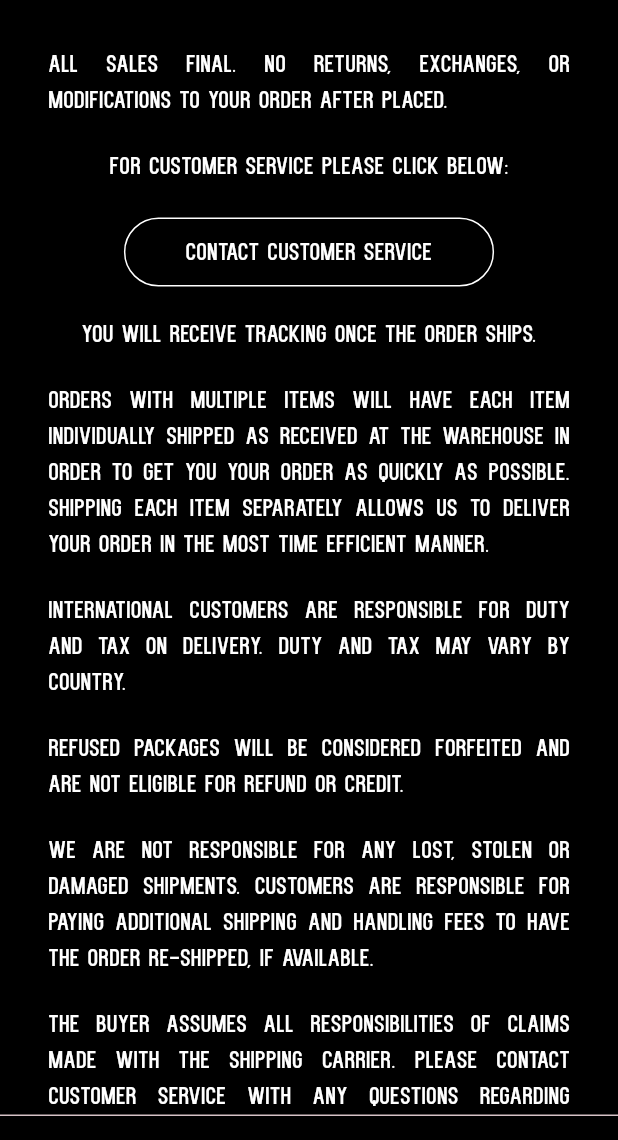
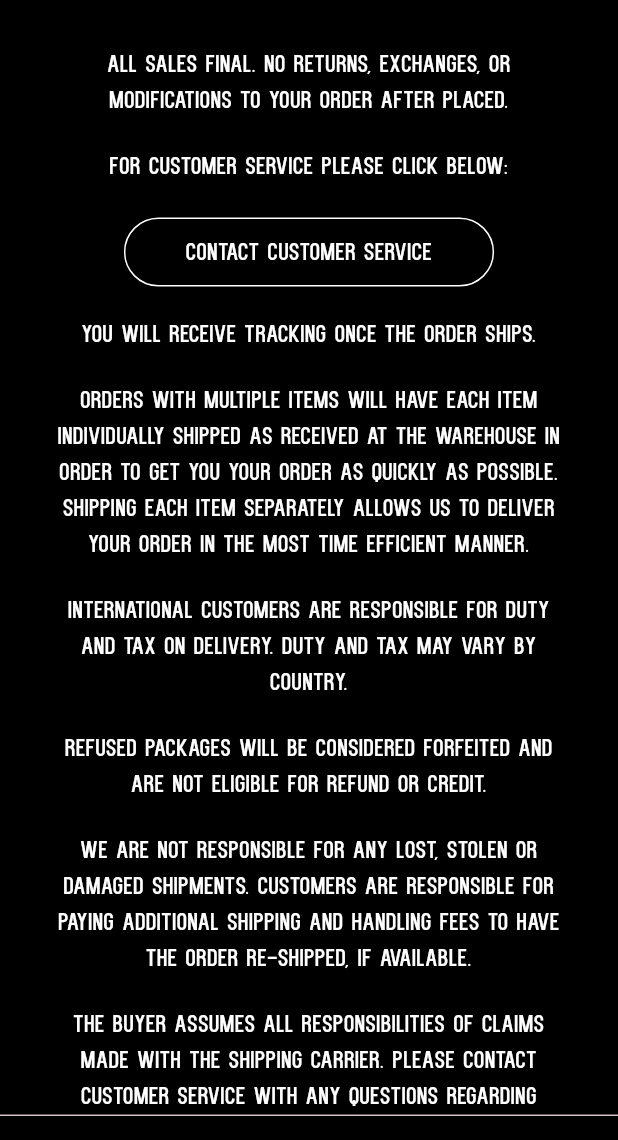
Before and after one commit to arifsans/abstrak, a Flutter app: the Support screen opened by its route, on a phone screen of 412 x 824 dp, the part 96-1236 px from its top. Run offline on Flutter 3.47's test engine with Material 3 defaults, Android fonts, the phone set to English and light mode, and no system bars; drawn by our look-alikes of custom_refresh_indicator; our stand-ins replace flutter_svg, go_router, responsive_framework, url_strategy, video_player; missing offline and left inert: hovering, universal_html; network calls fail.

Commit message:
add pull to refresh and fix padding and alignment on terms and support

```diff
--- a/lib/navigation_page.dart
+++ b/lib/navigation_page.dart
@@ -1,9 +1,12 @@
 import 'package:abstrak/footer.dart';
+import 'package:abstrak/warp_indicator.dart';
 import 'package:abstrak/x_button.dart';
+import 'package:custom_refresh_indicator/custom_refresh_indicator.dart';
 import 'package:flutter/material.dart';
 import 'package:flutter_svg/flutter_svg.dart';
 import 'package:go_router/go_router.dart';
 import 'package:responsive_framework/responsive_framework.dart';
+import 'package:universal_html/html.dart' as html;
 
 class NavigationPage extends StatefulWidget {
   const NavigationPage({super.key, required this.navigationShell});
@@ -19,6 +22,7 @@ class _NavigationPageState extends State<NavigationPage>
   late AnimationController _controller;
   late ScrollController _scrollController;
   var scaffoldKey = GlobalKey<ScaffoldState>();
+  final _refreshController = IndicatorController();
 
   @override
   void initState() {
@@ -98,9 +102,17 @@ class _NavigationPageState extends State<NavigationPage>
         ),
       ),
       body: SafeArea(
+        child: WarpIndicator(
+          controller: _refreshController,
+          onRefresh: () async {
+            html.window.location.reload();
+          },
           child: CustomScrollView(
             controller: _scrollController,
             shrinkWrap: true,
+            physics: AlwaysScrollableScrollPhysics(
+              parent: ClampingWithOverscrollPhysics(state: _refreshController),
+            ),
             slivers: [
               SliverPersistentHeader(
                 pinned: true,
@@ -114,11 +126,17 @@ class _NavigationPageState extends State<NavigationPage>
                         Text(
                           'CART 0',
                           style: ResponsiveBreakpoints.of(context).isDesktop
-                            ? Theme.of(context).textTheme.titleMedium?.copyWith(
+                              ? Theme.of(context)
+                                  .textTheme
+                                  .titleMedium
+                                  ?.copyWith(
                                     fontWeight: FontWeight.w400,
                                     color: Colors.transparent,
                                   )
-                            : Theme.of(context).textTheme.titleSmall?.copyWith(
+                              : Theme.of(context)
+                                  .textTheme
+                                  .titleSmall
+                                  ?.copyWith(
                                     fontWeight: FontWeight.w400,
                                     color: Colors.transparent,
                                   ),
@@ -127,7 +145,8 @@ class _NavigationPageState extends State<NavigationPage>
                           animation: _controller,
                           builder: (context, child) {
                             return Transform.rotate(
-                            angle: _controller.value * 2.0 * 3.1415926535897932,
+                              angle:
+                                  _controller.value * 2.0 * 3.1415926535897932,
                               child: child,
                             );
                           },
@@ -142,7 +161,8 @@ class _NavigationPageState extends State<NavigationPage>
                           ),
                         ),
                         GestureDetector(
-                        onTap: () => scaffoldKey.currentState!.openEndDrawer(),
+                          onTap: () =>
+                              scaffoldKey.currentState!.openEndDrawer(),
                           child: Text(
                             'CART 0',
                             style: ResponsiveBreakpoints.of(context).isDesktop
@@ -178,6 +198,7 @@ class _NavigationPageState extends State<NavigationPage>
             ],
           ),
         ),
+      ),
     );
   }
 }
--- a/lib/support.dart
+++ b/lib/support.dart
@@ -1,12 +1,19 @@
 import 'package:abstrak/x_button.dart';
 import 'package:flutter/material.dart';
+import 'package:responsive_framework/responsive_framework.dart';
 
 class Support extends StatelessWidget {
   const Support({super.key});
 
   @override
   Widget build(BuildContext context) {
-    return Column(
+    return Padding(
+      padding: ResponsiveBreakpoints.of(context).smallerThan(TABLET)
+          ? const EdgeInsets.all(0)
+          : EdgeInsets.symmetric(
+              horizontal: MediaQuery.sizeOf(context).width * .2,
+            ),
+      child: Column(
         mainAxisSize: MainAxisSize.min,
         mainAxisAlignment: MainAxisAlignment.center,
         crossAxisAlignment: CrossAxisAlignment.center,
@@ -14,13 +21,13 @@ class Support extends StatelessWidget {
           Text(
             'ALL SALES FINAL. NO RETURNS, EXCHANGES, OR MODIFICATIONS TO YOUR ORDER AFTER PLACED.',
             style: Theme.of(context).textTheme.bodyLarge,
-          textAlign: TextAlign.justify,
+            textAlign: TextAlign.center,
           ),
           SizedBox(height: 20),
           Text(
             'FOR CUSTOMER SERVICE PLEASE CLICK BELOW:',
             style: Theme.of(context).textTheme.bodyLarge,
-          textAlign: TextAlign.justify,
+            textAlign: TextAlign.center,
           ),
           SizedBox(height: 20),
           XButton(
@@ -38,45 +45,46 @@ class Support extends StatelessWidget {
           Text(
             'YOU WILL RECEIVE TRACKING ONCE THE ORDER SHIPS.',
             style: Theme.of(context).textTheme.bodyLarge,
-          textAlign: TextAlign.justify,
+            textAlign: TextAlign.center,
           ),
           SizedBox(height: 20),
           Text(
             'ORDERS WITH MULTIPLE ITEMS WILL HAVE EACH ITEM INDIVIDUALLY SHIPPED AS RECEIVED AT THE WAREHOUSE IN ORDER TO GET YOU YOUR ORDER AS QUICKLY AS POSSIBLE. SHIPPING EACH ITEM SEPARATELY ALLOWS US TO DELIVER YOUR ORDER IN THE MOST TIME EFFICIENT MANNER.',
             style: Theme.of(context).textTheme.bodyLarge,
-          textAlign: TextAlign.justify,
+            textAlign: TextAlign.center,
           ),
           SizedBox(height: 20),
           Text(
             'INTERNATIONAL CUSTOMERS ARE RESPONSIBLE FOR DUTY AND TAX ON DELIVERY. DUTY AND TAX MAY VARY BY COUNTRY.',
             style: Theme.of(context).textTheme.bodyLarge,
-          textAlign: TextAlign.justify,
+            textAlign: TextAlign.center,
           ),
           SizedBox(height: 20),
           Text(
             'REFUSED PACKAGES WILL BE CONSIDERED FORFEITED AND ARE NOT ELIGIBLE FOR REFUND OR CREDIT.',
             style: Theme.of(context).textTheme.bodyLarge,
-          textAlign: TextAlign.justify,
+            textAlign: TextAlign.center,
           ),
           SizedBox(height: 20),
           Text(
             'WE ARE NOT RESPONSIBLE FOR ANY LOST, STOLEN OR DAMAGED SHIPMENTS. CUSTOMERS ARE RESPONSIBLE FOR PAYING ADDITIONAL SHIPPING AND HANDLING FEES TO HAVE THE ORDER RE-SHIPPED, IF AVAILABLE.',
             style: Theme.of(context).textTheme.bodyLarge,
-          textAlign: TextAlign.justify,
+            textAlign: TextAlign.center,
           ),
           SizedBox(height: 20),
           Text(
             'THE BUYER ASSUMES ALL RESPONSIBILITIES OF CLAIMS MADE WITH THE SHIPPING CARRIER. PLEASE CONTACT CUSTOMER SERVICE WITH ANY QUESTIONS REGARDING CARRIER CLAIMS.',
             style: Theme.of(context).textTheme.bodyLarge,
-          textAlign: TextAlign.justify,
+            textAlign: TextAlign.center,
           ),
           SizedBox(height: 20),
           Text(
             'IN ORDER TO PROVIDE THE BEST CUSTOMER SERVICE, ANY CONCERNS REGARDING ORDERS MUST BE RECEIVING IN WRITING WITHIN 7 DAYS WITHIN THE DELIVERY OF THE ORDER.',
             style: Theme.of(context).textTheme.bodyLarge,
-          textAlign: TextAlign.justify,
+            textAlign: TextAlign.center,
           ),
         ],
+      ),
     );
   }
 }
--- /dev/null
+++ b/lib/warp_indicator.dart
@@ -0,0 +1,311 @@
+import 'dart:math';
+
+import 'package:flutter/foundation.dart';
+import 'package:flutter/material.dart';
+import 'package:custom_refresh_indicator/custom_refresh_indicator.dart';
+import 'package:flutter/rendering.dart';
+import 'package:flutter/scheduler.dart';
+
+enum WarpAnimationState {
+  stopped,
+  playing,
+}
+
+typedef StarColorGetter = Color Function(int index);
+
+class WarpIndicator extends StatefulWidget {
+  final Widget child;
+  final int starsCount;
+  final AsyncCallback onRefresh;
+  final IndicatorController? controller;
+  final Color skyColor;
+  final StarColorGetter starColorGetter;
+  final Key? indicatorKey;
+
+  const WarpIndicator({
+    super.key,
+    this.indicatorKey,
+    this.controller,
+    required this.onRefresh,
+    required this.child,
+    this.starsCount = 30,
+    this.skyColor = Colors.black,
+    this.starColorGetter = _defaultStarColorGetter,
+  });
+
+  static Color _defaultStarColorGetter(int index) =>
+      HSLColor.fromAHSL(1, Random().nextDouble() * 360, 1, 0.98).toColor();
+
+  @override
+  State<WarpIndicator> createState() => _WarpIndicatorState();
+}
+
+class _WarpIndicatorState extends State<WarpIndicator>
+    with SingleTickerProviderStateMixin {
+  static const _indicatorSize = 150.0;
+  final _random = Random();
+  WarpAnimationState _state = WarpAnimationState.stopped;
+
+  List<Star> stars = [];
+  final _offsetTween = Tween<Offset>(
+    begin: Offset.zero,
+    end: Offset.zero,
+  );
+  final _angleTween = Tween<double>(
+    begin: 0,
+    end: 0,
+  );
+
+  late AnimationController shakeController;
+
+  static final _scaleTween = Tween(begin: 1.0, end: 0.75);
+  static final _radiusTween = Tween(begin: 0.0, end: 16.0);
+
+  @override
+  void initState() {
+    shakeController = AnimationController(
+      vsync: this,
+      duration: const Duration(milliseconds: 100),
+    );
+    super.initState();
+  }
+
+  Offset _getRandomOffset() => Offset(
+        _random.nextInt(10) - 5,
+        _random.nextInt(10) - 5,
+      );
+
+  double _getRandomAngle() {
+    final degrees = ((_random.nextDouble() * 2) - 1);
+    final radians = degrees == 0 ? 0.0 : degrees / 360.0;
+    return radians;
+  }
+
+  void _shiftAndGenerateRandomShakeTransform() {
+    _offsetTween.begin = _offsetTween.end;
+    _offsetTween.end = _getRandomOffset();
+
+    _angleTween.begin = _angleTween.end;
+    _angleTween.end = _getRandomAngle();
+  }
+
+  void _startShakeAnimation() {
+    _shiftAndGenerateRandomShakeTransform();
+    shakeController.animateTo(1.0);
+    _state = WarpAnimationState.playing;
+    stars = List.generate(
+      widget.starsCount,
+      (index) => Star(initialColor: widget.starColorGetter(index)),
+    );
+  }
+
+  void _resetShakeAnimation() {
+    _shiftAndGenerateRandomShakeTransform();
+    shakeController.value = 0.0;
+    shakeController.animateTo(1.0);
+  }
+
+  void _stopShakeAnimation() {
+    _offsetTween.end = Offset.zero;
+    _angleTween.end = 0.0;
+    _state = WarpAnimationState.stopped;
+    _shiftAndGenerateRandomShakeTransform();
+    shakeController.stop();
+    shakeController.value = 0.0;
+    stars = [];
+  }
+
+  @override
+  Widget build(BuildContext context) {
+    return CustomRefreshIndicator(
+      key: widget.indicatorKey,
+      controller: widget.controller,
+      offsetToArmed: _indicatorSize,
+      leadingScrollIndicatorVisible: false,
+      trailingScrollIndicatorVisible: false,
+      onRefresh: widget.onRefresh,
+      autoRebuild: false,
+      onStateChanged: (change) {
+        if (change.didChange(to: IndicatorState.loading)) {
+          _startShakeAnimation();
+        } else if (change.didChange(to: IndicatorState.idle)) {
+          _stopShakeAnimation();
+        }
+      },
+      child: widget.child,
+      builder: (
+        BuildContext context,
+        Widget child,
+        IndicatorController controller,
+      ) {
+        final animation = Listenable.merge([controller, shakeController]);
+        return Stack(
+          children: <Widget>[
+            AnimatedBuilder(
+                animation: shakeController,
+                builder: (_, __) {
+                  return LayoutBuilder(
+                    builder:
+                        (BuildContext context, BoxConstraints constraints) {
+                      return CustomPaint(
+                        painter: Sky(
+                          stars: stars,
+                          color: widget.skyColor,
+                        ),
+                        child: const SizedBox.expand(),
+                      );
+                    },
+                  );
+                }),
+            AnimatedBuilder(
+              animation: animation,
+              builder: (context, _) {
+                return Transform.scale(
+                  scale: _scaleTween.transform(controller.value),
+                  child: Builder(builder: (context) {
+                    if (shakeController.value == 1.0 &&
+                        _state == WarpAnimationState.playing) {
+                      SchedulerBinding.instance
+                          .addPostFrameCallback((_) => _resetShakeAnimation());
+                    }
+                    return Transform.rotate(
+                      angle: _angleTween.transform(shakeController.value),
+                      child: Transform.translate(
+                        offset: _offsetTween.transform(shakeController.value),
+                        child: ClipRRect(
+                          borderRadius: BorderRadius.circular(
+                            _radiusTween.transform(controller.value),
+                          ),
+                          child: child,
+                        ),
+                      ),
+                    );
+                  }),
+                );
+              },
+            ),
+          ],
+        );
+      },
+    );
+  }
+
+  @override
+  void dispose() {
+    shakeController.dispose();
+    super.dispose();
+  }
+}
+
+class Star {
+  Offset? position;
+  Color? color;
+  double value;
+  late Offset speed;
+  final Color initialColor;
+  late double angle;
+
+  Star({
+    required this.initialColor,
+  }) : value = 0.0;
+
+  static const _minOpacity = 0.1;
+  static const _maxOpacity = 1.0;
+
+  void _init(Rect rect) {
+    position = rect.center;
+    value = 0.0;
+    final random = Random();
+    angle = random.nextDouble() * pi * 3;
+    speed = Offset(cos(angle), sin(angle));
+    const minSpeedScale = 20;
+    const maxSpeedScale = 35;
+    final speedScale = minSpeedScale +
+        random.nextInt(maxSpeedScale - minSpeedScale).toDouble();
+    speed = speed.scale(
+      speedScale,
+      speedScale,
+    );
+    final t = speedScale / maxSpeedScale;
+    final opacity = _minOpacity + (_maxOpacity - _minOpacity) * t;
+    color = initialColor.withOpacity(opacity);
+  }
+
+  draw(Canvas canvas, Rect rect) {
+    if (position == null) {
+      _init(rect);
+    }
+
+    value++;
+    final startPosition = Offset(position!.dx, position!.dy);
+    final endPosition = position! + (speed * (value * 0.3));
+    position = speed + position!;
+    final paint = Paint()..color = color!;
+
+    final startShiftAngle = angle + (pi / 2);
+    final startShift = Offset(cos(startShiftAngle), sin(startShiftAngle));
+    final shiftedStartPosition =
+        startPosition + (startShift * (0.75 + value * 0.01));
+
+    final endShiftAngle = angle + (pi / 2);
+    final endShift = Offset(cos(endShiftAngle), sin(endShiftAngle));
+    final shiftedEndPosition = endPosition + (endShift * (1.5 + value * 0.01));
+
+    final path = Path()
+      ..moveTo(startPosition.dx, startPosition.dy)
+      ..lineTo(startPosition.dx, startPosition.dy)
+      ..lineTo(shiftedStartPosition.dx, shiftedStartPosition.dy)
+      ..lineTo(shiftedEndPosition.dx, shiftedEndPosition.dy)
+      ..lineTo(endPosition.dx, endPosition.dy);
+
+    if (!rect.contains(startPosition)) {
+      _init(rect);
+    }
+
+    canvas.drawPath(path, paint);
+  }
+}
+
+class Sky extends CustomPainter {
+  final List<Star> stars;
+  final Color color;
+
+  Sky({
+    required this.stars,
+    required this.color,
+  });
+
+  @override
+  void paint(Canvas canvas, Size size) {
+    var rect = Offset.zero & size;
+
+    canvas.drawRect(rect, Paint()..color = color);
+
+    for (final star in stars) {
+      star.draw(canvas, rect);
+    }
+  }
+
+  @override
+  SemanticsBuilderCallback get semanticsBuilder {
+    return (Size size) {
+      var rect = Offset.zero & size;
+
+      return [
+        CustomPainterSemantics(
+          rect: rect,
+          properties: const SemanticsProperties(
+            label: 'light speed animation.',
+            textDirection: TextDirection.ltr,
+          ),
+        ),
+      ];
+    };
+  }
+
+  @override
+  bool shouldRepaint(Sky oldDelegate) => true;
+
+  @override
+  bool shouldRebuildSemantics(Sky oldDelegate) => false;
+}
--- a/pubspec.yaml
+++ b/pubspec.yaml
@@ -42,6 +42,8 @@ dependencies:
   flutter_svg:
   collection:
   url_strategy: ^0.3.0
+  custom_refresh_indicator: ^4.0.1
+  universal_html: ^2.2.4
 
 dev_dependencies:
   flutter_test:
```
Also changed, not shown: lib/homepage.dart (+9 -9 lines), lib/terms.dart (+9 -1 lines), pubspec.lock. Lines whose indentation alone changed are shown as unchanged.
